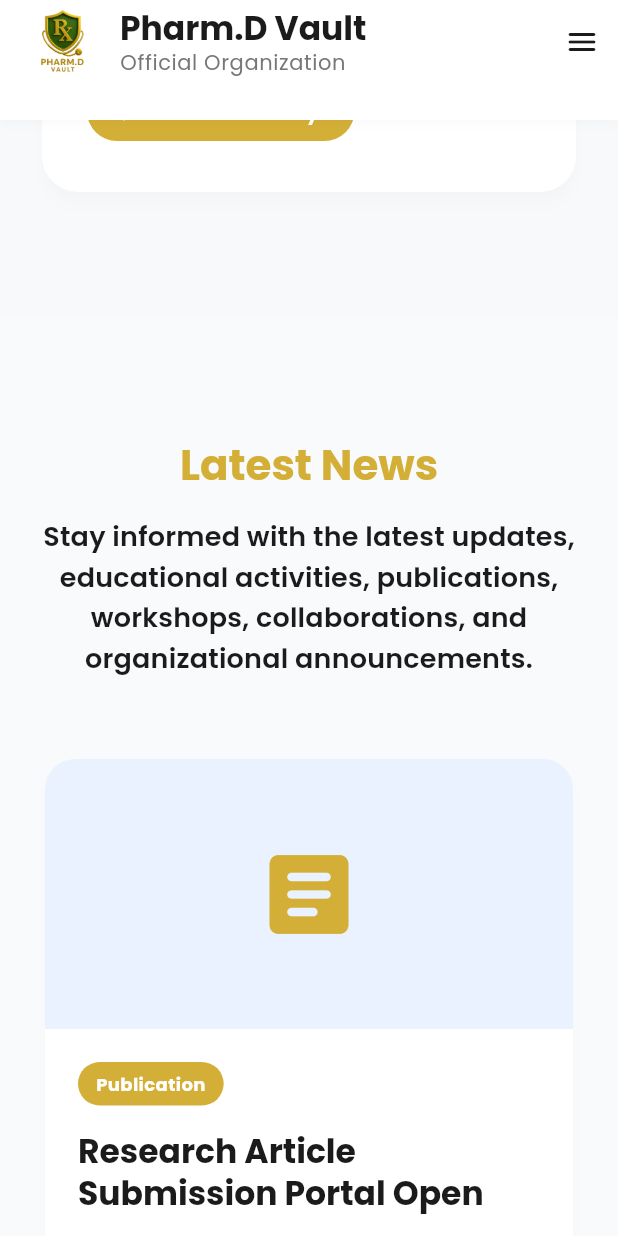
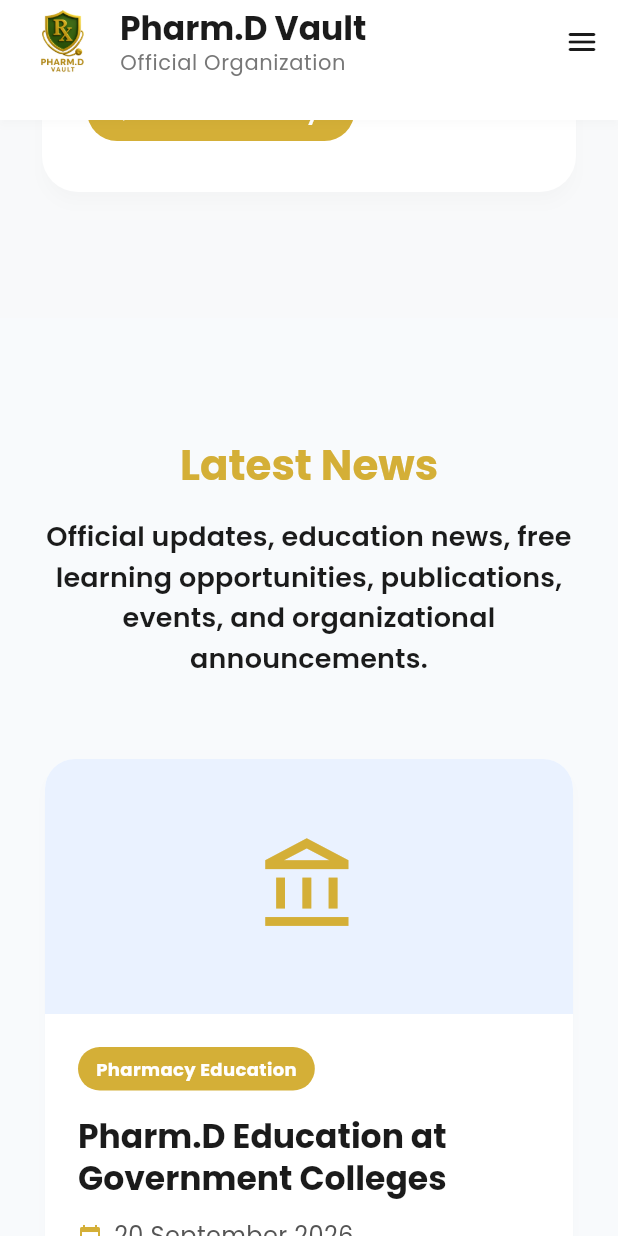
Before and after one commit to Dr-Nandhakumar/pharmd-vault-website, a Flutter app: the NewsPage screen opened by its route, scrolled down 2304 dp, on a phone screen of 412 x 824 dp. Run offline on Flutter 3.47's test engine with Material 3 defaults, Android fonts, the phone set to English and light mode, and no system bars; our stand-ins replace google_fonts.

Commit message:
Add shareable news and free AI pharmacy course announcement

```diff
--- a/lib/pages/news/widgets/latest_news.dart
+++ b/lib/pages/news/widgets/latest_news.dart
@@ -1,9 +1,49 @@
 import 'package:flutter/material.dart';
-
+import 'package:flutter/services.dart';
+import 'package:url_launcher/url_launcher.dart';
 import '../../../core/constants/app_colors.dart';
 
 class LatestNews extends StatelessWidget {
   const LatestNews({super.key});
+
+  static const _news = [
+    _NewsItem(
+      slug: 'pharmd-government-colleges',
+      title: 'Pharm.D Education at Government Colleges',
+      category: 'Pharmacy Education',
+      date: '20 September 2026',
+      description:
+          'Pharm.D Vault highlights the importance of expanding accessible Doctor of Pharmacy education through government colleges, strengthening clinical pharmacy training and public healthcare.',
+      icon: Icons.account_balance_outlined,
+    ),
+    _NewsItem(
+      slug: 'free-ai-application-in-pharmacy-course',
+      title: 'Free Course: AI Application in Pharmacy',
+      category: 'Free Professional Course',
+      date: '20 September 2026',
+      description:
+          'Pharm.D Vault Organization announces a free course for healthcare professionals on the practical and responsible application of artificial intelligence in pharmacy. Participants who meet the course requirements will receive recognition from Pharm.D Vault Organization.',
+      icon: Icons.psychology_outlined,
+    ),
+    _NewsItem(
+      slug: 'research-submission-portal',
+      title: 'Research Article Submission Portal Open',
+      category: 'Publication',
+      date: '18 July 2026',
+      description:
+          'Authors can submit manuscripts through the official Pharm.D Vault publication system.',
+      icon: Icons.article_outlined,
+    ),
+    _NewsItem(
+      slug: 'clinical-pharmacy-webinar',
+      title: 'Clinical Pharmacy Webinar Announced',
+      category: 'Event',
+      date: '14 July 2026',
+      description:
+          'A national webinar on Clinical Pharmacy Practice will be conducted for Pharm.D students.',
+      icon: Icons.co_present_outlined,
+    ),
+  ];
 
   @override
   Widget build(BuildContext context) {
@@ -14,79 +54,27 @@ class LatestNews extends StatelessWidget {
       child: Column(
         children: [
           Text(
-            "Latest News",
+            'Latest News',
             style: Theme.of(context).textTheme.headlineMedium?.copyWith(
               fontWeight: FontWeight.bold,
               color: AppColors.primary,
             ),
           ),
-
           const SizedBox(height: 16),
-
           SizedBox(
             width: 850,
             child: Text(
-              "Stay informed with the latest updates, educational activities, publications, workshops, collaborations, and organizational announcements.",
+              'Official updates, education news, free learning opportunities, publications, events, and organizational announcements.',
               textAlign: TextAlign.center,
               style: Theme.of(context).textTheme.titleMedium,
             ),
           ),
-
           const SizedBox(height: 50),
-
           Wrap(
             spacing: 30,
             runSpacing: 30,
             alignment: WrapAlignment.center,
-            children: const [
-              _NewsCard(
-                title: "Research Article Submission Portal Open",
-                category: "Publication",
-                date: "18 July 2026",
-                description:
-                    "Authors can now submit manuscripts through the official Pharm.D Vault publication system.",
-              ),
-
-              _NewsCard(
-                title: "Clinical Pharmacy Webinar Announced",
-                category: "Event",
-                date: "14 July 2026",
-                description:
-                    "A national webinar on Clinical Pharmacy Practice will be conducted for Pharm.D students.",
-              ),
-
-              _NewsCard(
-                title: "Editorial Board Applications Invited",
-                category: "Organization",
-                date: "10 July 2026",
-                description:
-                    "Applications are now open for Editorial Board Members and Scientific Reviewers.",
-              ),
-
-              _NewsCard(
-                title: "AI Tools Added for Students",
-                category: "Technology",
-                date: "05 July 2026",
-                description:
-                    "New AI-powered educational tools have been introduced to enhance pharmacy learning.",
-              ),
-
-              _NewsCard(
-                title: "Research Collaboration Started",
-                category: "Research",
-                date: "01 July 2026",
-                description:
-                    "Pharm.D Vault begins collaborative research initiatives with healthcare professionals.",
-              ),
-
-              _NewsCard(
-                title: "Membership Registration Open",
-                category: "Membership",
-                date: "28 June 2026",
-                description:
-                    "Students, faculty members, and researchers can now register as official members.",
-              ),
-            ],
+            children: _news.map((news) => _NewsCard(news: news)).toList(),
           ),
         ],
       ),
@@ -94,18 +82,79 @@ class LatestNews extends StatelessWidget {
   }
 }
 
-class _NewsCard extends StatelessWidget {
+class _NewsItem {
+  final String slug;
   final String title;
   final String category;
   final String date;
   final String description;
+  final IconData icon;
 
-  const _NewsCard({
+  const _NewsItem({
+    required this.slug,
     required this.title,
     required this.category,
     required this.date,
     required this.description,
+    required this.icon,
   });
+
+  String get link => 'https://pharmdvault.org/#/news?article=$slug';
+  String get shareText =>
+      '$title\\n\\n$description\\n\\nRead on Pharm.D Vault: $link';
+}
+
+class _NewsCard extends StatelessWidget {
+  final _NewsItem news;
+  const _NewsCard({required this.news});
+
+  Future<void> _shareToWhatsApp(BuildContext context) async {
+    final uri = Uri.parse(
+      'https://wa.me/?text=\${Uri.encodeComponent(news.shareText)}',
+    );
+    if (!await launchUrl(uri, webOnlyWindowName: '_blank') && context.mounted) {
+      ScaffoldMessenger.of(
+        context,
+      ).showSnackBar(const SnackBar(content: Text('Unable to open WhatsApp.')));
+    }
+  }
+
+  Future<void> _copyLink(BuildContext context) async {
+    await Clipboard.setData(ClipboardData(text: news.link));
+    if (context.mounted) {
+      ScaffoldMessenger.of(
+        context,
+      ).showSnackBar(const SnackBar(content: Text('News link copied.')));
+    }
+  }
+
+  void _showArticle(BuildContext context) {
+    showDialog<void>(
+      context: context,
+      builder: (dialogContext) => AlertDialog(
+        title: Text(news.title),
+        content: SingleChildScrollView(
+          child: Text(news.description, style: const TextStyle(height: 1.6)),
+        ),
+        actions: [
+          TextButton.icon(
+            onPressed: () => _copyLink(dialogContext),
+            icon: const Icon(Icons.link),
+            label: const Text('Copy link'),
+          ),
+          TextButton.icon(
+            onPressed: () => _shareToWhatsApp(dialogContext),
+            icon: const Icon(Icons.share),
+            label: const Text('WhatsApp'),
+          ),
+          FilledButton(
+            onPressed: () => Navigator.pop(dialogContext),
+            child: const Text('Close'),
+          ),
+        ],
+      ),
+    );
+  }
 
   @override
   Widget build(BuildContext context) {
@@ -119,17 +168,12 @@ class _NewsCard extends StatelessWidget {
           crossAxisAlignment: CrossAxisAlignment.start,
           children: [
             Container(
-              height: 180,
+              height: 170,
               color: const Color(0xffEAF2FF),
-              child: const Center(
-                child: Icon(
-                  Icons.article_rounded,
-                  size: 70,
-                  color: AppColors.primary,
-                ),
+              child: Center(
+                child: Icon(news.icon, size: 70, color: AppColors.primary),
               ),
             ),
-
             Padding(
               padding: const EdgeInsets.all(22),
               child: Column(
@@ -145,7 +189,7 @@ class _NewsCard extends StatelessWidget {
                       borderRadius: BorderRadius.circular(20),
                     ),
                     child: Text(
-                      category,
+                      news.category,
                       style: const TextStyle(
                         color: Colors.white,
                         fontSize: 12,
@@ -153,18 +197,14 @@ class _NewsCard extends StatelessWidget {
                       ),
                     ),
                   ),
-
                   const SizedBox(height: 16),
-
                   Text(
-                    title,
+                    news.title,
                     style: Theme.of(context).textTheme.titleLarge?.copyWith(
                       fontWeight: FontWeight.bold,
                     ),
                   ),
-
                   const SizedBox(height: 12),
-
                   Row(
                     children: [
                       const Icon(
@@ -173,25 +213,37 @@ class _NewsCard extends StatelessWidget {
                         color: AppColors.primary,
                       ),
                       const SizedBox(width: 8),
-                      Text(date),
+                      Text(news.date),
                     ],
                   ),
-
                   const SizedBox(height: 16),
-
                   Text(
-                    description,
+                    news.description,
                     style: Theme.of(
                       context,
                     ).textTheme.bodyMedium?.copyWith(height: 1.6),
                   ),
-
-                  const SizedBox(height: 22),
-
-                  TextButton.icon(
-                    onPressed: () {},
-                    icon: const Icon(Icons.arrow_forward),
-                    label: const Text("Read More"),
+                  const SizedBox(height: 20),
+                  Wrap(
+                    spacing: 6,
+                    runSpacing: 6,
+                    children: [
+                      TextButton.icon(
+                        onPressed: () => _showArticle(context),
+                        icon: const Icon(Icons.menu_book_outlined),
+                        label: const Text('Read'),
+                      ),
+                      IconButton(
+                        tooltip: 'Share on WhatsApp',
+                        onPressed: () => _shareToWhatsApp(context),
+                        icon: const Icon(Icons.share, color: Color(0xff25D366)),
+                      ),
+                      IconButton(
+                        tooltip: 'Copy news link',
+                        onPressed: () => _copyLink(context),
+                        icon: const Icon(Icons.link),
+                      ),
+                    ],
                   ),
                 ],
               ),
```
